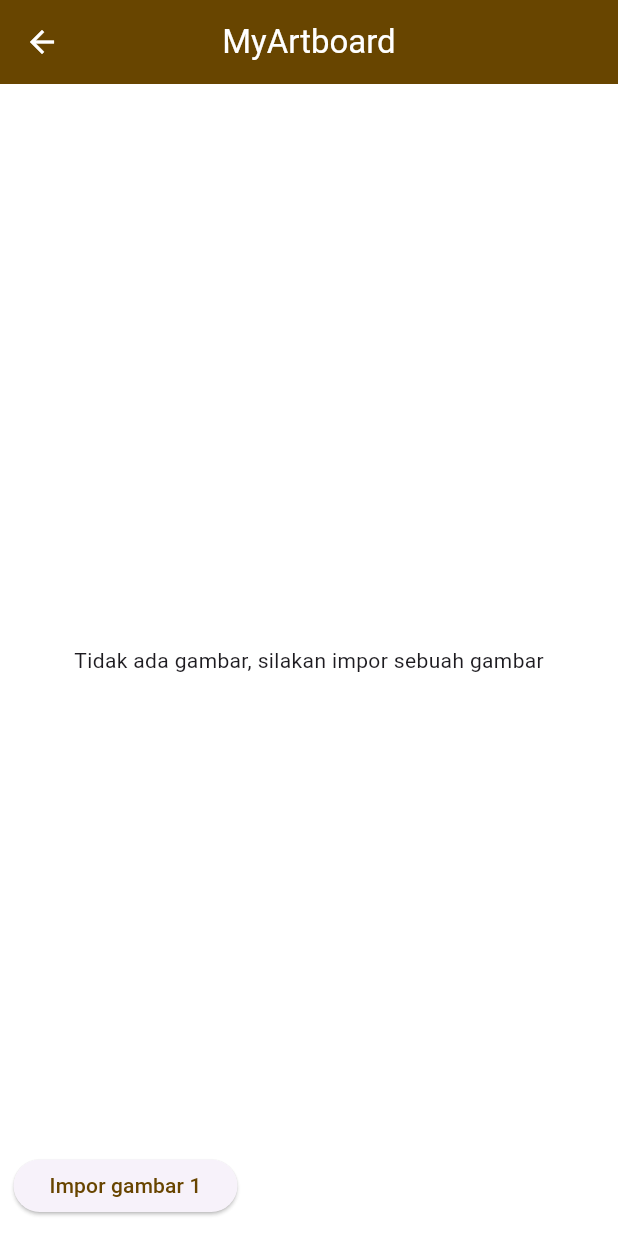
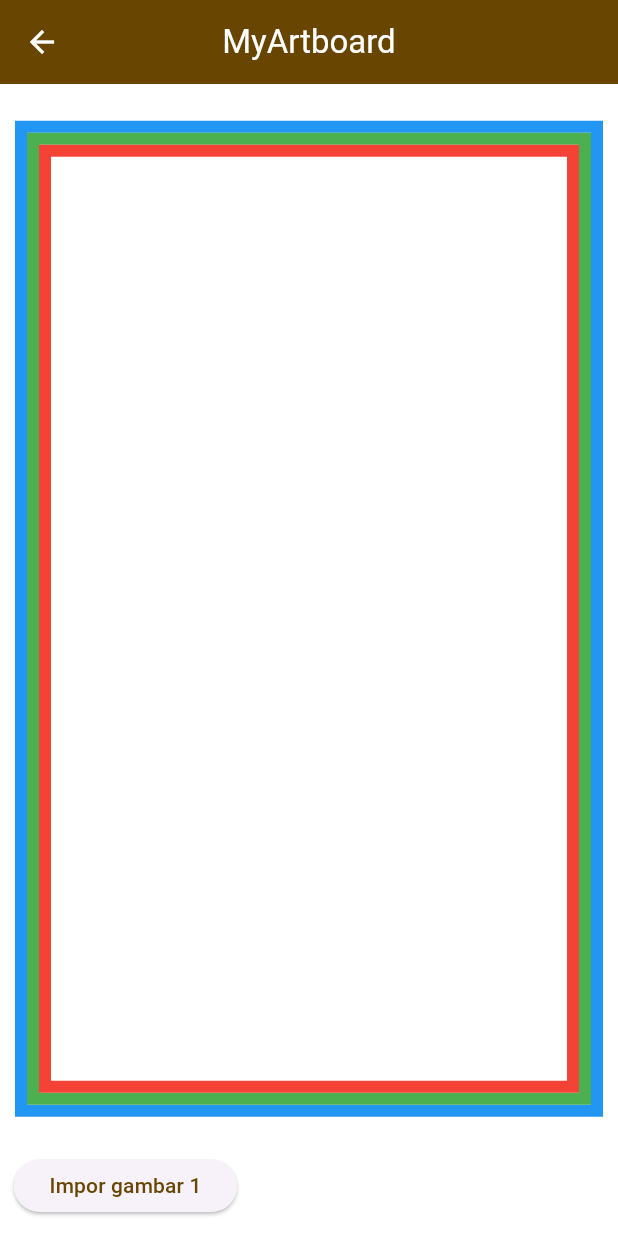
Before and after one commit to charlesbintang/scrapybook-scrapyart, a Flutter app: the MyArtboard screen opened directly, on a phone screen of 412 x 824 dp. Run offline on Flutter 3.47's test engine with Material 3 defaults, Android fonts, the light colour scheme and no system bars; drawn by our look-alikes of screenshot; our stand-ins replace carousel_slider, dio, firebase_auth, firebase_core, gallery_saver, image_gallery_saver and 2 more; accounts and stored records are empty.

Commit message:
remove unused code

```diff
--- a/lib/charles/feature_my_artboard/my_artboard.dart
+++ b/lib/charles/feature_my_artboard/my_artboard.dart
@@ -1,7 +1,6 @@
 // ignore_for_file: avoid_print
 
 import 'dart:io';
-import 'dart:math';
 import 'dart:typed_data';
 
 import 'package:flutter/material.dart';
@@ -56,9 +55,7 @@ class _MyArtboardState extends State<MyArtboard> {
               Text("MyArtboard", style: Theme.of(context).textTheme.titleLarge),
           centerTitle: true,
         ),
-        body: globalListImage.isNotEmpty
-            ? artboardCanvas(context)
-            : centerNoImage(context),
+        body: artboardCanvas(context),
         floatingActionButton: floatingActionButton(),
       ),
     );
@@ -84,8 +81,6 @@ class _MyArtboardState extends State<MyArtboard> {
           child: GestureDetector(
             onTapDown: (position) {
               _getTapPosition(position);
-              // print("index $i");
-              // print("index ${globalListImage.length}");
             },
             onTap: () {
               if (imageOnCurentIndex.isClicked == false) {
@@ -128,9 +123,9 @@ class _MyArtboardState extends State<MyArtboard> {
             onPanUpdate: imageOnCurentIndex.isClicked == false
                 ? (details) {
                     imageOnCurentIndex.top =
-                        max(0, imageOnCurentIndex.top + details.delta.dy);
+                        imageOnCurentIndex.top + details.delta.dy;
                     imageOnCurentIndex.left =
-                        max(0, imageOnCurentIndex.left + details.delta.dx);
+                        imageOnCurentIndex.left + details.delta.dx;
                     setState(() {});
                   }
                 : null,
@@ -155,84 +150,6 @@ class _MyArtboardState extends State<MyArtboard> {
     }
     return data;
   }
-
-  //TODO: sekarang buat variabel yang akan mengembalikan sebuah tipe data double. Jika imageOnCurentIndex.scale bernilai 10.0 maka variabel d harus -10.0
-
-  double scaleImage(d) {
-    for (double i = 0; i < d; i++) {}
-    return d;
-  }
-
-// Container(
-//                 decoration: imageOnCurentIndex.isClicked == true
-//                     ? BoxDecoration(
-//                         border: Border.all(
-//                           color: Colors.blue.shade300,
-//                           width: 3,
-//                         ),
-//                       )
-//                     : null,
-//                 child: Image.file(
-//                   imageOnCurentIndex.image!,
-//                   scale: 10,
-//                 ),
-//               ),
-
-// child: imageOnCurentIndex.isClicked == true
-//                 ? Container(
-//                     decoration: BoxDecoration(
-//                       border: Border.all(color: Colors.amber, width: 5),
-//                     ),
-//                     child: Transform.scale(
-//                       scale: imageOnCurentIndex.scale,
-//                       child: Image.file(imageOnCurentIndex.image!),
-//                     ),
-//                   )
-//                 : Image.file(
-//                     imageOnCurentIndex.image!,
-//                   ),
-
-// Container(
-//                       decoration: BoxDecoration(
-//                         border: Border.all(color: Colors.amber, width: 5),
-//                       ),
-//                       child: Image.file(
-//                         imageOnCurentIndex.image!,
-//                         scale: imageOnCurentIndex.scale,
-//                       ),
-//                     ),
-
-// Container(
-//               decoration: imageOnCurentIndex.isClicked == true
-//                   ? BoxDecoration(
-//                       border: Border.all(color: Colors.amber, width: 5))
-//                   : null,
-//               child: Image.file(
-//                 imageOnCurentIndex.image!,
-//               ),
-//             ),
-
-  //GestureDetector(
-  //   onScaleUpdate: (details) {
-  //     if (imageOnCurentIndex.isClicked == true) {
-  //       setState(() {
-  //         imageOnCurentIndex.scale =
-  //             imageOnCurentIndex.previousScale * details.scale;
-  //       });
-  //     }
-  //   },
-  //   onScaleEnd: (details) {
-  //     if (imageOnCurentIndex.isClicked == true) {
-  //       setState(() {
-  //         imageOnCurentIndex.previousScale =
-  //             imageOnCurentIndex.scale;
-  //       });
-  //     }
-  //   },
-  //   child: Image.file(
-  //     imageOnCurentIndex.image!,
-  //   ),
-  // ),
 
   List<Widget> buttonSimpanHapusImpor() {
     List<Widget> data = [];
@@ -335,12 +252,19 @@ class _MyArtboardState extends State<MyArtboard> {
     });
   }
 
+  // TODO: Kerjakan shapeDecoration
+
   Center artboardCanvas(BuildContext context) {
     return Center(
       child: Screenshot(
         controller: screenshotController,
         child: Container(
-          color: const Color.fromARGB(255, 255, 255, 255),
+          decoration: ShapeDecoration(
+            shape: Border.all(color: Colors.red, width: 8) +
+                Border.all(color: Colors.green, width: 8) +
+                Border.all(color: Colors.blue, width: 8),
+          ),
+          // color: const Color.fromARGB(255, 255, 255, 255),
           height: MediaQuery.of(context).size.height - 160, //620,
           width: MediaQuery.of(context).size.width - 20, //375,
           margin: const EdgeInsets.only(bottom: 55),
@@ -348,14 +272,6 @@ class _MyArtboardState extends State<MyArtboard> {
         ),
       ),
     );
-  }
-
-  Center centerNoImage(BuildContext context) {
-    return Center(
-        child: Text(
-      "Tidak ada gambar, silakan impor sebuah gambar",
-      style: Theme.of(context).textTheme.bodyMedium,
-    ));
   }
 
   SizedBox floatingActionButton() {
@@ -400,5 +316,4 @@ class _MyArtboardState extends State<MyArtboard> {
     await requestPermission(Permission.storage);
     await ImageGallerySaver.saveImage(bytes, name: name);
   }
-  // END OF METHOD EXTRACTED
 }
```
